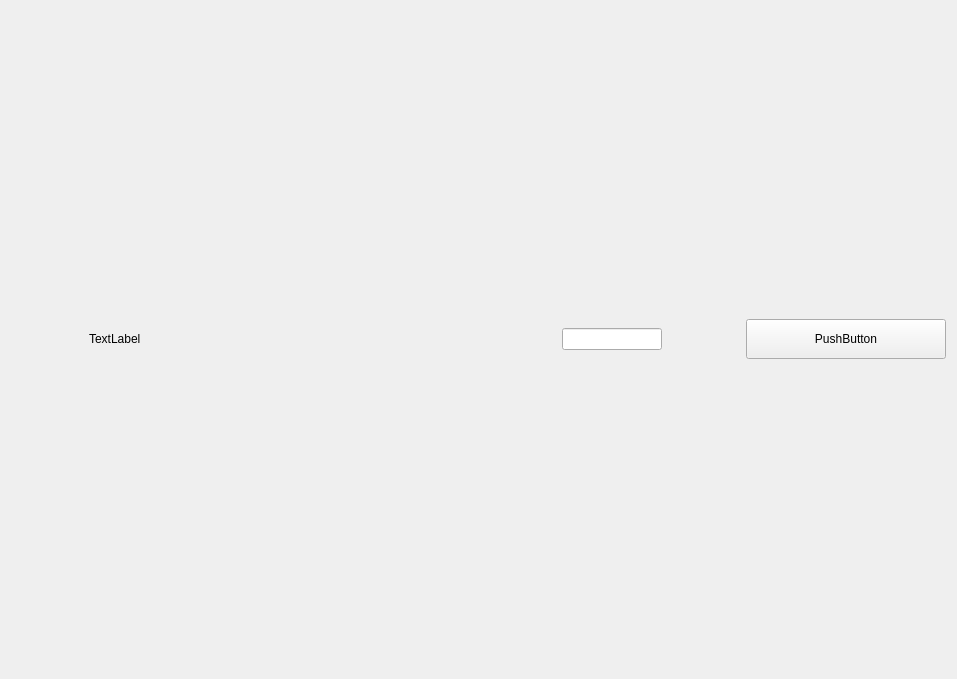
This is MathCombat/TaskWidget.ui in julivess/Math_Combat_Game as Qt 5 draws it before an edit. The edited form follows.
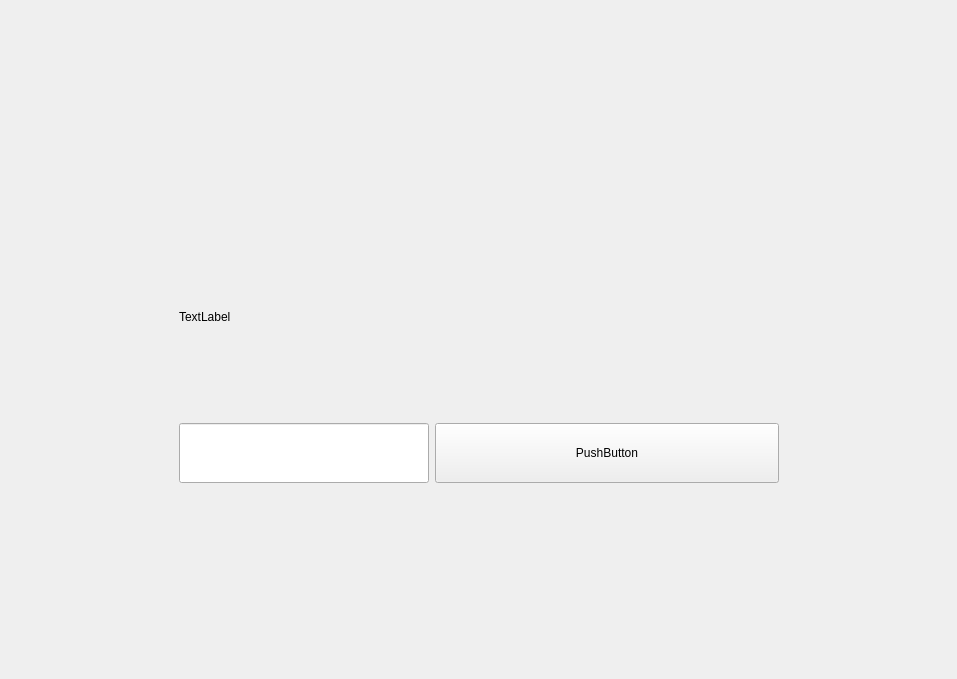
This is the edited form.

Patch:
```diff
--- a/MathCombat/TaskWidget.ui
+++ b/MathCombat/TaskWidget.ui
@@ -17,18 +17,37 @@
    <string notr="true">DIALOG_WITH_TASK</string>
   </property>
   <layout class="QGridLayout" name="gridLayout">
-   <item row="0" column="0">
+   <item row="2" column="0">
     <widget class="QWidget" name="verticalWidget" native="true">
      <property name="style_type" stdset="0">
       <string notr="true">DIALOG_WITH_TASK</string>
      </property>
-     <layout class="QHBoxLayout" name="horizontalLayout_2">
-      <item>
+     <layout class="QGridLayout" name="gridLayout_2">
+      <item row="4" column="3">
+       <spacer name="verticalSpacer">
+        <property name="orientation">
+         <enum>Qt::Vertical</enum>
+        </property>
+        <property name="sizeHint" stdset="0">
+         <size>
+          <width>20</width>
+          <height>40</height>
+         </size>
+        </property>
+       </spacer>
+      </item>
+      <item row="2" column="2" colspan="2">
        <widget class="QLabel" name="label">
+        <property name="minimumSize">
+         <size>
+          <width>600</width>
+          <height>200</height>
+         </size>
+        </property>
         <property name="maximumSize">
          <size>
-          <width>400</width>
-          <height>50</height>
+          <width>600</width>
+          <height>200</height>
          </size>
         </property>
         <property name="text">
@@ -36,8 +55,40 @@
         </property>
        </widget>
       </item>
-      <item>
+      <item row="1" column="0">
+       <spacer name="horizontalSpacer">
+        <property name="orientation">
+         <enum>Qt::Horizontal</enum>
+        </property>
+        <property name="sizeHint" stdset="0">
+         <size>
+          <width>40</width>
+          <height>20</height>
+         </size>
+        </property>
+       </spacer>
+      </item>
+      <item row="1" column="4">
+       <spacer name="horizontalSpacer_2">
+        <property name="orientation">
+         <enum>Qt::Horizontal</enum>
+        </property>
+        <property name="sizeHint" stdset="0">
+         <size>
+          <width>40</width>
+          <height>20</height>
+         </size>
+        </property>
+       </spacer>
+      </item>
+      <item row="3" column="2">
        <widget class="QLineEdit" name="lineEdit">
+        <property name="minimumSize">
+         <size>
+          <width>250</width>
+          <height>60</height>
+         </size>
+        </property>
         <property name="maximumSize">
          <size>
           <width>100</width>
@@ -46,15 +97,12 @@
         </property>
        </widget>
       </item>
-     </layout>
-    </widget>
-   </item>
-   <item row="0" column="1">
+      <item row="3" column="3">
     <widget class="QPushButton" name="pushButton">
      <property name="minimumSize">
       <size>
        <width>200</width>
-       <height>40</height>
+          <height>60</height>
       </size>
      </property>
      <property name="maximumSize">
@@ -66,6 +114,25 @@
      <property name="text">
       <string>PushButton</string>
      </property>
+        <property name="style_type" stdset="0">
+         <string notr="true">ANSWER_BUTTON</string>
+        </property>
+       </widget>
+      </item>
+      <item row="0" column="0">
+       <spacer name="verticalSpacer_2">
+        <property name="orientation">
+         <enum>Qt::Vertical</enum>
+        </property>
+        <property name="sizeHint" stdset="0">
+         <size>
+          <width>20</width>
+          <height>40</height>
+         </size>
+        </property>
+       </spacer>
+      </item>
+     </layout>
     </widget>
    </item>
   </layout>
```
Left out of the diff: 9 changed lines with no effect on the pictures. Lines whose indentation alone changed are shown as unchanged.
